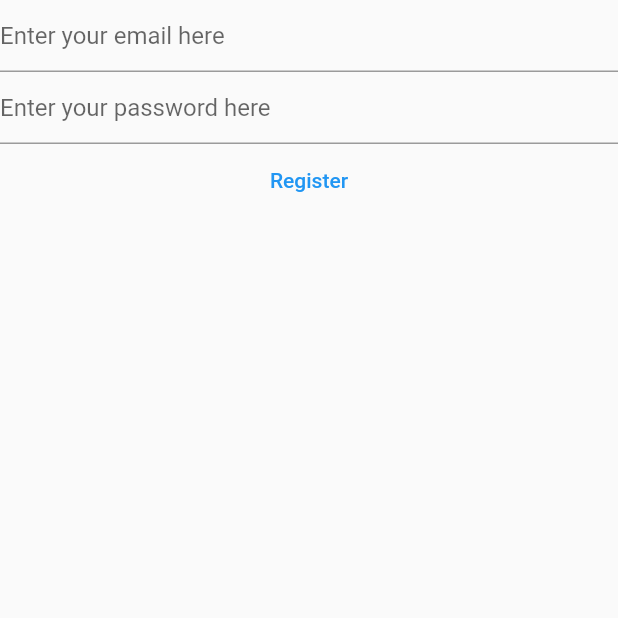
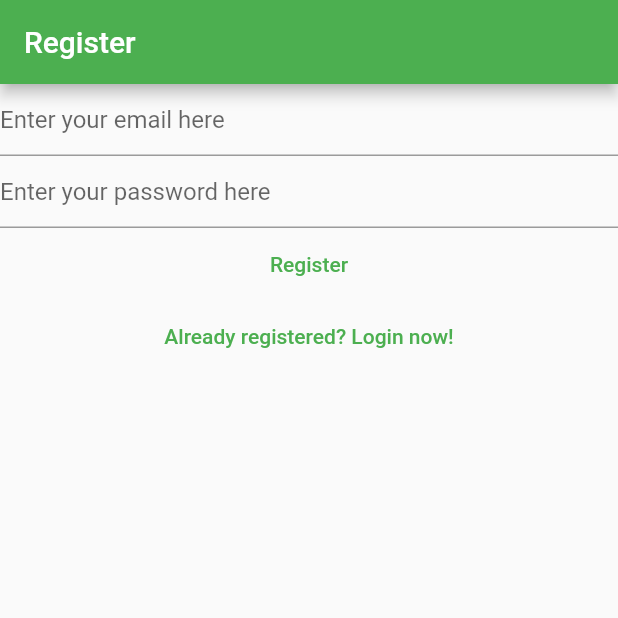
Before and after one commit to coder6622/flutter_learn_freecodecamp, a Flutter app: the RegisterView screen opened directly, on a phone screen of 412 x 824 dp, the top half of it. Run offline on Flutter 3.47's test engine with Material 2 defaults, Android fonts, the phone set to English and light mode, and no system bars; our stand-ins replace firebase_auth, firebase_core; accounts and stored records are empty; generated files the repository leaves out were written again.

Commit message:
link betwwen login and register view

```diff
--- a/lib/view/login_view.dart
+++ b/lib/view/login_view.dart
@@ -28,14 +28,17 @@ class _LoginViewState extends State<LoginView> {
 
   @override
   Widget build(BuildContext context) {
-    return Column(
+    return Scaffold(
+      appBar: AppBar(title: const Text('Login')),
+      body: Column(
         children: [
           TextField(
             controller: _email,
             enableSuggestions: false,
             autocorrect: false,
             keyboardType: TextInputType.emailAddress,
-          decoration: const InputDecoration(hintText: 'Enter your email here'),
+            decoration:
+                const InputDecoration(hintText: 'Enter your email here'),
           ),
           TextField(
             controller: _password,
@@ -51,7 +54,8 @@ class _LoginViewState extends State<LoginView> {
               final password = _password.text;
               try {
                 final userCredential = await FirebaseAuth.instance
-                  .signInWithEmailAndPassword(email: email, password: password);
+                    .signInWithEmailAndPassword(
+                        email: email, password: password);
                 print(userCredential);
               } on FirebaseAuthException catch (e) {
                 if (e.code == 'user-not-found') {
@@ -66,7 +70,14 @@ class _LoginViewState extends State<LoginView> {
             },
             child: const Text('Login'),
           ),
+          TextButton(
+              onPressed: (() {
+                Navigator.of(context)
+                    .pushNamedAndRemoveUntil('/register/', (route) => false);
+              }),
+              child: const Text('Not register yet? Register here'))
         ],
+      ),
     );
   }
 }
--- a/lib/view/register_view.dart
+++ b/lib/view/register_view.dart
@@ -1,7 +1,5 @@
 import 'package:firebase_auth/firebase_auth.dart';
-import 'package:firebase_core/firebase_core.dart';
 import 'package:flutter/material.dart';
-import 'package:mynotes/firebase_options.dart';
 
 class RegisterView extends StatefulWidget {
   const RegisterView({Key? key}) : super(key: key);
@@ -30,14 +28,17 @@ class _RegisterViewState extends State<RegisterView> {
 
   @override
   Widget build(BuildContext context) {
-    return Column(
+    return Scaffold(
+      appBar: AppBar(title: const Text('Register')),
+      body: Column(
         children: [
           TextField(
             controller: _email,
             enableSuggestions: false,
             autocorrect: false,
             keyboardType: TextInputType.emailAddress,
-          decoration: const InputDecoration(hintText: 'Enter your email here'),
+            decoration:
+                const InputDecoration(hintText: 'Enter your email here'),
           ),
           TextField(
             controller: _email,
@@ -71,7 +72,14 @@ class _RegisterViewState extends State<RegisterView> {
             },
             child: const Text('Register'),
           ),
+          TextButton(
+              onPressed: (() {
+                Navigator.of(context)
+                    .pushNamedAndRemoveUntil('/login/', (route) => false);
+              }),
+              child: const Text('Already registered? Login now!'))
         ],
+      ),
     );
   }
 }
```
Also changed, not shown: lib/main.dart (+18 -36 lines), lib/view/verify_email_view.dart (added, +27 -0 lines). Lines whose indentation alone changed are shown as unchanged.
